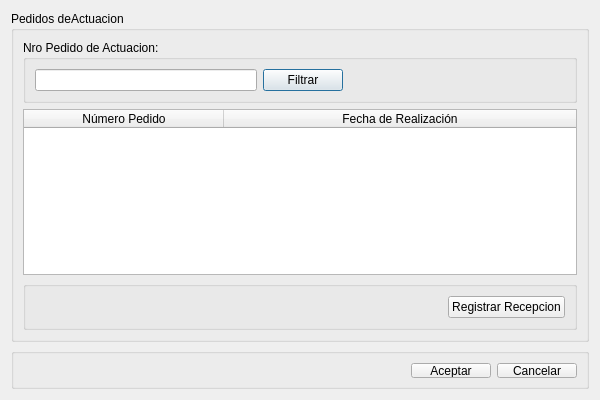
Qt form src/ui/DialogRegistrarRecepcionDePedidoDeActuacion.ui (guilleurrutia10/division-transporte) before a commit.
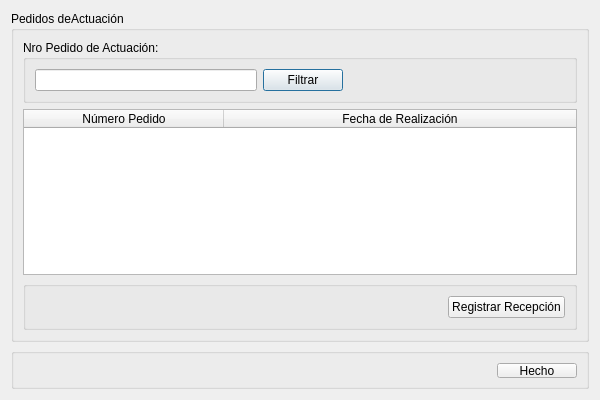
The same form after that commit.

Commit message: Seteados los labels del asignar Fecha de Recepcion P.A. Arreglado el problema de las fechas

The edit to the form file:
```diff
--- a/src/ui/DialogRegistrarRecepcionDePedidoDeActuacion.ui
+++ b/src/ui/DialogRegistrarRecepcionDePedidoDeActuacion.ui
@@ -23,7 +23,7 @@
    <item>
     <widget class="QGroupBox" name="groupBox">
      <property name="title">
-      <string>Pedidos deActuacion</string>
+      <string>Pedidos deActuación</string>
      </property>
      <layout class="QGridLayout" name="gridLayout">
       <item row="1" column="0">
@@ -52,7 +52,7 @@
       <item row="0" column="0">
        <widget class="QGroupBox" name="groupBox_2">
         <property name="title">
-         <string>Nro Pedido de Actuacion:  </string>
+         <string>Nro Pedido de Actuación:  </string>
         </property>
         <layout class="QGridLayout" name="gridLayout_2">
          <item row="0" column="0">
@@ -90,7 +90,7 @@
          <item row="0" column="1">
           <widget class="QPushButton" name="pushButton_Registrar">
            <property name="text">
-            <string>Registrar Recepcion</string>
+            <string>Registrar Recepción</string>
            </property>
           </widget>
          </item>
@@ -146,14 +146,7 @@
       <item row="0" column="1">
        <widget class="QPushButton" name="pushButtonAceptar">
         <property name="text">
-         <string>Aceptar</string>
-        </property>
-       </widget>
-      </item>
-      <item row="0" column="2">
-       <widget class="QPushButton" name="pushButtonCancelar">
-        <property name="text">
-         <string>Cancelar</string>
+         <string>Hecho</string>
         </property>
        </widget>
       </item>
```
Left out of the diff: 37 changed lines with no effect on the pictures. The commit also changes 7 other files.
